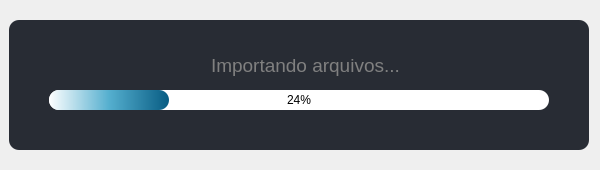
The window that gui/window/ui/ProgressoImportaçãoArquivos.ui (AnaliseLuHf/ProjetoLuHf) describes before a commit, drawn with Qt 5.
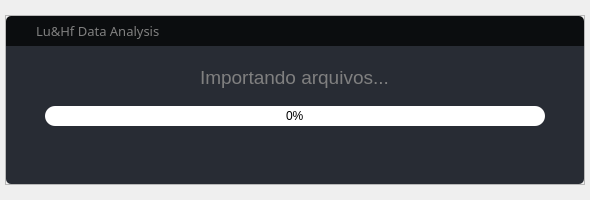
The same window after the commit. Icons and pictures are not drawn.

Diff of the .ui file:
```diff
--- a/gui/window/ui/ProgressoImportaçãoArquivos.ui
+++ b/gui/window/ui/ProgressoImportaçãoArquivos.ui
@@ -1,25 +1,25 @@
 <?xml version="1.0" encoding="UTF-8"?>
 <ui version="4.0">
- <class>ProgressoArquivosImportados</class>
- <widget class="QMainWindow" name="ProgressoArquivosImportados">
+ <class>ProgressoImportao</class>
+ <widget class="QDialog" name="ProgressoImportao">
   <property name="geometry">
    <rect>
     <x>0</x>
     <y>0</y>
-    <width>600</width>
-    <height>170</height>
+    <width>590</width>
+    <height>200</height>
    </rect>
   </property>
   <property name="minimumSize">
    <size>
-    <width>600</width>
-    <height>170</height>
+    <width>590</width>
+    <height>200</height>
    </size>
   </property>
   <property name="maximumSize">
    <size>
-    <width>600</width>
-    <height>170</height>
+    <width>590</width>
+    <height>200</height>
    </size>
   </property>
   <property name="windowTitle">
@@ -31,9 +31,17 @@
 	background-repeat: none;
 	background-position: center;
 }
-#splash{
+
+
+#header_content{
+	background-color: rgb(11, 13, 15);
+}	
+
+#body_content{
 	background-color:rgb(40, 44, 52);
-	border-radius: 10px;
+	border-bottom-left-radius: 5px;
+	border-bottom-right-radius: 5px;
+	
 }
 /* /////////////////////////////////////////////////////////////////////////////////////////////////
 ProgressBar */
@@ -47,28 +55,36 @@
 QProgressBar::chunk {
 	border-radius: 10px;
 	background: qlineargradient(x1:0, y1:0, x2:1, y2:0, stop:0 white , stop:0.5 #55afcf , stop:1 #085c83);
-	
-
-
 }</string>
   </property>
-  <widget class="QWidget" name="centralwidget">
    <layout class="QVBoxLayout" name="verticalLayout">
     <property name="spacing">
-     <number>6</number>
-    </property>
+    <number>0</number>
+   </property>
+   <property name="leftMargin">
+    <number>5</number>
+   </property>
+   <property name="topMargin">
+    <number>5</number>
+   </property>
+   <property name="rightMargin">
+    <number>5</number>
+   </property>
+   <property name="bottomMargin">
+    <number>5</number>
+   </property>
     <item>
      <widget class="QFrame" name="splash">
       <property name="minimumSize">
        <size>
         <width>580</width>
-        <height>130</height>
+       <height>170</height>
        </size>
       </property>
       <property name="maximumSize">
        <size>
         <width>580</width>
-        <height>130</height>
+       <height>170</height>
        </size>
       </property>
       <property name="frameShape">
@@ -77,25 +93,163 @@
       <property name="frameShadow">
        <enum>QFrame::Raised</enum>
       </property>
+     <layout class="QVBoxLayout" name="verticalLayout_6">
+      <property name="spacing">
+       <number>0</number>
+      </property>
+      <property name="leftMargin">
+       <number>0</number>
+      </property>
+      <property name="topMargin">
+       <number>0</number>
+      </property>
+      <property name="rightMargin">
+       <number>0</number>
+      </property>
+      <property name="bottomMargin">
+       <number>0</number>
+      </property>
+      <item>
+       <widget class="QFrame" name="header_content">
+        <property name="minimumSize">
+         <size>
+          <width>0</width>
+          <height>30</height>
+         </size>
+        </property>
+        <property name="maximumSize">
+         <size>
+          <width>16777215</width>
+          <height>30</height>
+         </size>
+        </property>
+        <property name="styleSheet">
+         <string notr="true">border-top-left-radius: 5px;
+border-top-right-radius: 5px;</string>
+        </property>
+        <property name="frameShape">
+         <enum>QFrame::StyledPanel</enum>
+        </property>
+        <property name="frameShadow">
+         <enum>QFrame::Raised</enum>
+        </property>
+        <layout class="QHBoxLayout" name="horizontalLayout">
+         <property name="spacing">
+          <number>0</number>
+         </property>
+         <property name="leftMargin">
+          <number>0</number>
+         </property>
+         <property name="topMargin">
+          <number>0</number>
+         </property>
+         <property name="rightMargin">
+          <number>4</number>
+         </property>
+         <property name="bottomMargin">
+          <number>0</number>
+         </property>
+         <item>
+          <widget class="QFrame" name="frame_3">
+           <property name="minimumSize">
+            <size>
+             <width>30</width>
+             <height>30</height>
+            </size>
+           </property>
+           <property name="maximumSize">
+            <size>
+             <width>30</width>
+             <height>30</height>
+            </size>
+           </property>
+           <property name="styleSheet">
+            <string notr="true">background-image:url(:/imagens/images/icon.png);</string>
+           </property>
+           <property name="frameShape">
+            <enum>QFrame::StyledPanel</enum>
+           </property>
+           <property name="frameShadow">
+            <enum>QFrame::Raised</enum>
+           </property>
+          </widget>
+         </item>
+         <item>
+          <widget class="QFrame" name="frame_2">
+           <property name="font">
+            <font>
+             <family>Bahnschrift</family>
+             <pointsize>11</pointsize>
+            </font>
+           </property>
+           <property name="frameShape">
+            <enum>QFrame::StyledPanel</enum>
+           </property>
+           <property name="frameShadow">
+            <enum>QFrame::Raised</enum>
+           </property>
+           <layout class="QVBoxLayout" name="verticalLayout_2">
+            <property name="spacing">
+             <number>0</number>
+            </property>
+            <property name="leftMargin">
+             <number>0</number>
+            </property>
+            <property name="topMargin">
+             <number>0</number>
+            </property>
+            <property name="rightMargin">
+             <number>0</number>
+            </property>
+            <property name="bottomMargin">
+             <number>0</number>
+            </property>
+            <item>
       <widget class="QLabel" name="label">
-       <property name="geometry">
-        <rect>
-         <x>202</x>
-         <y>30</y>
-         <width>191</width>
-         <height>30</height>
-        </rect>
-       </property>
+              <property name="font">
+               <font>
+                <family>Bahnschrift</family>
+                <pointsize>10</pointsize>
+               </font>
+              </property>
+              <property name="styleSheet">
+               <string notr="true">color: grey;</string>
+              </property>
+              <property name="text">
+               <string>Lu&amp;Hf Data Analysis</string>
+              </property>
+             </widget>
+            </item>
+           </layout>
+          </widget>
+         </item>
+        </layout>
+       </widget>
+      </item>
+      <item>
+       <widget class="QFrame" name="body_content">
+        <property name="styleSheet">
+         <string notr="true"/>
+        </property>
+        <property name="frameShape">
+         <enum>QFrame::StyledPanel</enum>
+        </property>
+        <property name="frameShadow">
+         <enum>QFrame::Raised</enum>
+        </property>
+        <layout class="QVBoxLayout" name="verticalLayout_3">
+         <item alignment="Qt::AlignHCenter">
+          <widget class="QLabel" name="label_2">
        <property name="minimumSize">
         <size>
          <width>0</width>
-         <height>30</height>
+             <height>25</height>
         </size>
        </property>
        <property name="maximumSize">
         <size>
          <width>16777215</width>
-         <height>30</height>
+             <height>25</height>
         </size>
        </property>
        <property name="styleSheet">
@@ -106,40 +260,28 @@
         <string>Importando arquivos...</string>
        </property>
       </widget>
+         </item>
+         <item alignment="Qt::AlignHCenter">
       <widget class="QProgressBar" name="progressBar">
-       <property name="geometry">
-        <rect>
-         <x>40</x>
-         <y>70</y>
-         <width>500</width>
-         <height>20</height>
-        </rect>
-       </property>
        <property name="minimumSize">
         <size>
          <width>500</width>
-         <height>0</height>
+             <height>20</height>
         </size>
        </property>
        <property name="maximumSize">
         <size>
          <width>500</width>
-         <height>16777215</height>
+             <height>20</height>
         </size>
        </property>
        <property name="value">
-        <number>24</number>
-       </property>
-      </widget>
+            <number>0</number>
+           </property>
+          </widget>
+         </item>
+         <item alignment="Qt::AlignHCenter">
       <widget class="QLabel" name="label_num_arquivos">
-       <property name="geometry">
-        <rect>
-         <x>262</x>
-         <y>96</y>
-         <width>61</width>
-         <height>20</height>
-        </rect>
-       </property>
        <property name="minimumSize">
         <size>
          <width>0</width>
@@ -163,10 +305,14 @@
         <set>Qt::AlignCenter</set>
        </property>
       </widget>
+         </item>
+        </layout>
      </widget>
     </item>
    </layout>
   </widget>
+   </item>
+  </layout>
  </widget>
  <resources>
   <include location="../../resources.qrc"/>
```
Left out of the diff: 6 changed lines with no effect on the pictures. Lines whose indentation alone changed are shown as unchanged.
